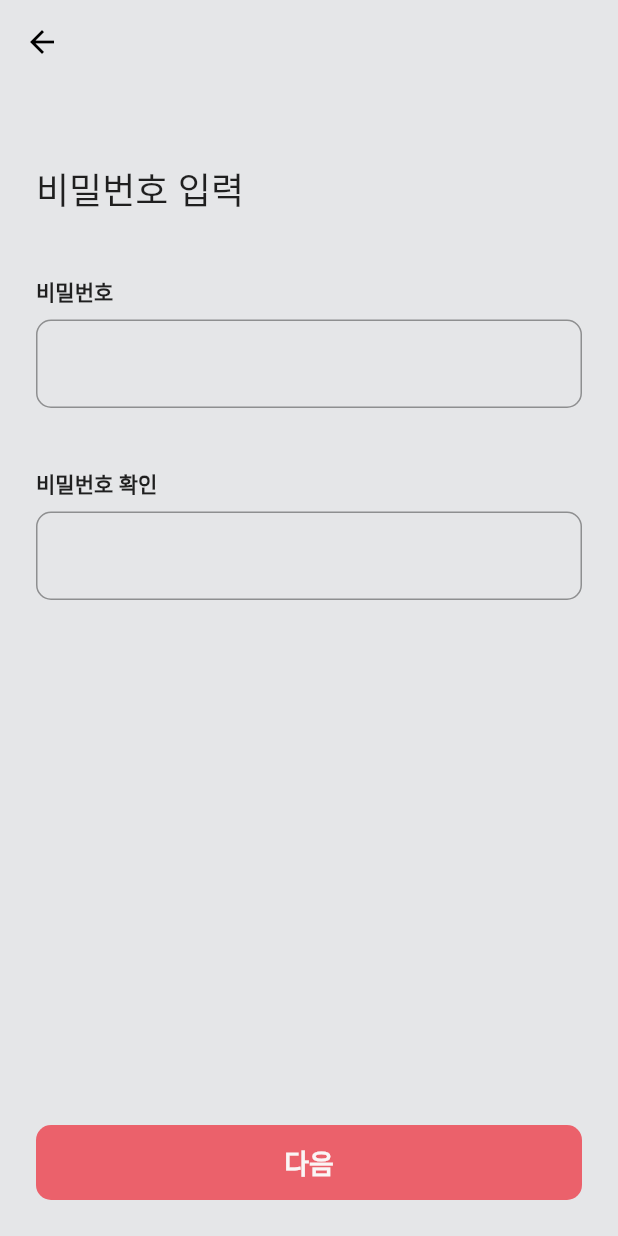
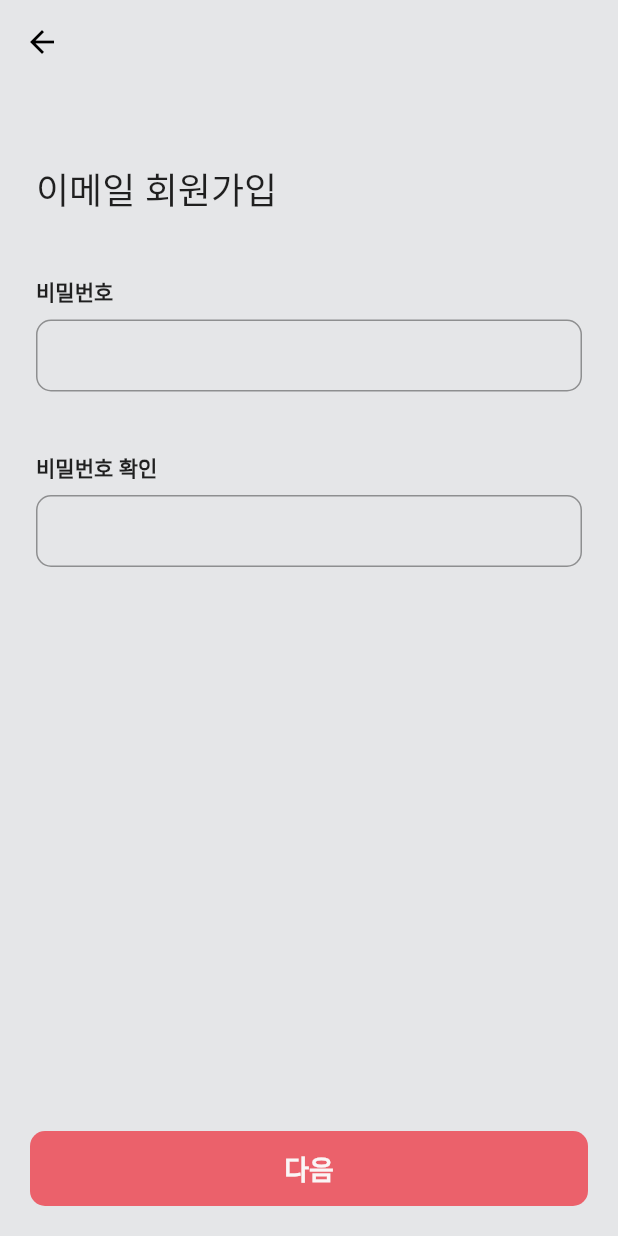
Before and after one commit to masterOfRandom/EatHub_flutter, a Flutter app: the SignupPasswordScreen screen opened directly, on a phone screen of 412 x 824 dp. Run offline on Flutter 3.47's test engine with Material 2 defaults, Android fonts, the phone set to English and light mode, and no system bars; our stand-ins replace cloud_firestore, email_validator, firebase_auth, firebase_core, flutter_svg, get; accounts and stored records are empty; network calls fail.

```diff
--- /dev/null
+++ b/lib/login_input_text_field.dart
@@ -0,0 +1,39 @@
+import 'package:eathub/utils/colors.dart';
+import 'package:flutter/material.dart';
+
+class LoginInputTextField extends StatelessWidget {
+  final FocusNode? focusNode;
+  final TextEditingController controller;
+  final String? errText;
+  final bool isPassword;
+
+  const LoginInputTextField({
+    Key? key,
+    this.focusNode,
+    required this.controller,
+    this.errText,
+    this.isPassword = false,
+  }) : super(key: key);
+
+  @override
+  Widget build(BuildContext context) {
+    return TextField(
+      obscureText: this.isPassword,
+      focusNode: focusNode,
+      style: TextStyle(color: grayScaleGray2, fontSize: 14),
+      keyboardType: TextInputType.emailAddress,
+      controller: controller,
+      decoration: InputDecoration(
+        contentPadding: EdgeInsets.symmetric(horizontal: 24, vertical: 13),
+        errorText: errText,
+        focusedBorder: OutlineInputBorder(
+            borderRadius: BorderRadius.circular(10),
+            borderSide: BorderSide(color: primaryRedColor)),
+        border: OutlineInputBorder(
+          borderRadius: BorderRadius.circular(10),
+          borderSide: BorderSide(color: grayScaleGray4),
+        ),
+      ),
+    );
+  }
+}
--- a/lib/main.dart
+++ b/lib/main.dart
@@ -1,5 +1,6 @@
 import 'package:eathub/screens/mobile_layout_screen.dart';
 import 'package:eathub/screens/multi_login_screen.dart';
+import 'package:eathub/utils/colors.dart';
 import 'package:firebase_auth/firebase_auth.dart';
 import 'package:firebase_core/firebase_core.dart';
 import 'package:flutter/material.dart';
@@ -10,7 +11,10 @@ void main() async {
   WidgetsFlutterBinding.ensureInitialized();
   await Firebase.initializeApp();
   runApp(GetMaterialApp(
-    theme: ThemeData(fontFamily: 'NotoSans'),
+    theme: ThemeData(
+        fontFamily: 'NotoSans',
+        bottomSheetTheme:
+            BottomSheetThemeData(backgroundColor: mobileBackgroundGrayColor)),
     debugShowCheckedModeBanner: false,
     home: const MyApp(),
   ));
--- a/lib/screens/login_screens/signup_password_screen.dart
+++ b/lib/screens/login_screens/signup_password_screen.dart
@@ -1,4 +1,5 @@
 import 'package:eathub/getx/getx_controller.dart';
+import 'package:eathub/login_input_text_field.dart';
 import 'package:eathub/resources/auth_methods.dart';
 import 'package:eathub/screens/login_screens/login_profile_screen.dart';
 import 'package:eathub/utils/colors.dart';
@@ -72,17 +73,17 @@ class _SignupPasswordScreenState extends State<SignupPasswordScreen> {
       });
       if (password.length < 8) {
         setState(() {
-          errMessage = errMessage! + '8개 이상의 문자가 들어가야합니다. \n';
+          errMessage = errMessage! + '8개 이상의 문자. ';
         });
       }
       if (!password.contains(new RegExp(r'[0-9]'))) {
         setState(() {
-          errMessage = errMessage! + '숫자가 하나 이상 들어가야합니다.\n';
+          errMessage = errMessage! + '하나 이상의 숫자. ';
         });
       }
       if (!password.contains(new RegExp(r'[a-zA-Z]'))) {
         setState(() {
-          errMessage = errMessage! + '영어가 하나 이상 들어가야합니다.\n';
+          errMessage = errMessage! + '하나 이상의 영어. ';
         });
       }
       if (errMessage!.length == 0) {
@@ -137,20 +138,21 @@ class _SignupPasswordScreenState extends State<SignupPasswordScreen> {
     return GestureDetector(
       onTap: () => FocusScope.of(context).unfocus(),
       child: Scaffold(
+        backgroundColor: mobileBackgroundGrayColor,
         appBar: AppBar(
           foregroundColor: Colors.black,
           backgroundColor: mobileBackgroundGrayColor,
           elevation: 0,
         ),
-        body: Container(
-          color: mobileBackgroundGrayColor,
+        body: SingleChildScrollView(
+          child: Container(
             padding: EdgeInsets.all(24),
             child: Column(
               crossAxisAlignment: CrossAxisAlignment.start,
               children: [
                 SizedBox(height: 28),
                 Text(
-                '비밀번호 입력',
+                  '이메일 회원가입',
                   style: TextStyle(fontSize: 24, fontWeight: FontWeight.w400),
                 ),
                 SizedBox(height: 40),
@@ -159,21 +161,11 @@ class _SignupPasswordScreenState extends State<SignupPasswordScreen> {
                   style: TextStyle(fontSize: 14, fontWeight: FontWeight.w700),
                 ),
                 SizedBox(height: 8),
-              TextField(
+                LoginInputTextField(
+                  controller: passwordController,
                   focusNode: passwordFocusNode,
-                style: TextStyle(color: grayScaleGray2, fontSize: 14),
-                keyboardType: TextInputType.emailAddress,
-                controller: passwordController,
-                decoration: InputDecoration(
-                  errorText: errMessage,
-                  focusedBorder: OutlineInputBorder(
-                      borderRadius: BorderRadius.circular(10),
-                      borderSide: BorderSide(color: primaryRedColor)),
-                  border: OutlineInputBorder(
-                    borderRadius: BorderRadius.circular(10),
-                    borderSide: BorderSide(color: grayScaleGray4),
-                  ),
-                ),
+                  errText: errMessage,
+                  isPassword: true,
                 ),
                 SizedBox(height: 40),
                 Text(
@@ -181,28 +173,22 @@ class _SignupPasswordScreenState extends State<SignupPasswordScreen> {
                   style: TextStyle(fontSize: 14, fontWeight: FontWeight.w700),
                 ),
                 SizedBox(height: 8),
-              TextField(
+                LoginInputTextField(
                   focusNode: passwordCheckerFocusNode,
-                style: TextStyle(color: grayScaleGray2, fontSize: 14),
-                keyboardType: TextInputType.emailAddress,
                   controller: passwordCheckerController,
-                decoration: InputDecoration(
-                  errorText: checkerErrMessage,
-                  focusedBorder: OutlineInputBorder(
-                      borderRadius: BorderRadius.circular(10),
-                      borderSide: BorderSide(color: primaryRedColor)),
-                  border: OutlineInputBorder(
-                    borderRadius: BorderRadius.circular(10),
-                    borderSide: BorderSide(color: grayScaleGray4),
+                  errText: checkerErrMessage,
+                  isPassword: true,
+                ),
+                SizedBox(height: 70),
+              ],
             ),
           ),
         ),
-              Expanded(child: Container()),
-              NextButton(
+        bottomSheet: Padding(
+          padding: const EdgeInsets.only(left: 20, right: 20, bottom: 20),
+          child: NextButton(
             callback: _nextButtonCallback,
             isLoading: isLoading,
-              ),
-            ],
           ),
         ),
       ),
```
Also changed, not shown: lib/resources/auth_methods.dart (+10 -0 lines), lib/screens/login_screens/login_email_screen.dart (+9 -29 lines), lib/screens/login_screens/login_password_screen.dart (+13 -16 lines), lib/screens/login_screens/login_profile_screen.dart (+138 -60 lines), lib/widgets/login/terms_of_service.dart (added, +25 -0 lines). Lines whose indentation alone changed are shown as unchanged.
